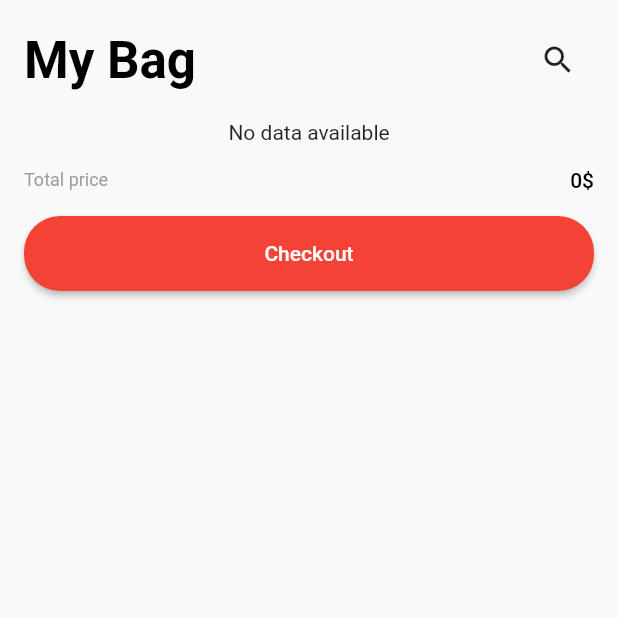
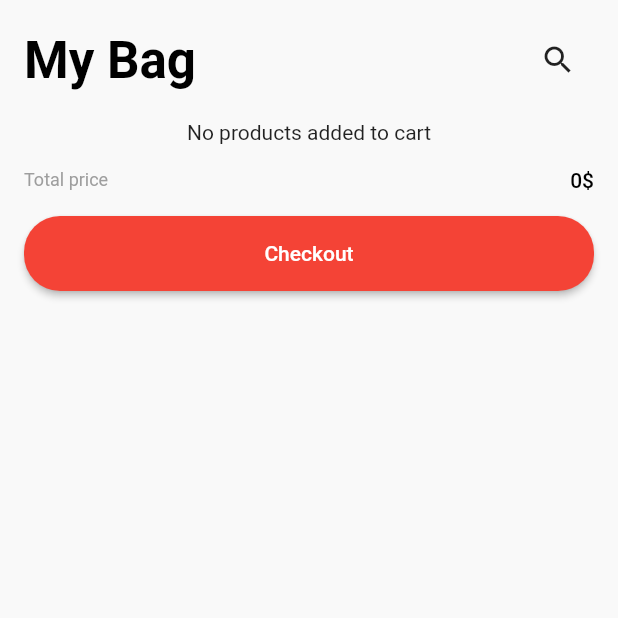
Before and after one commit to AbdullahEmadEldin/E-commerce-app, a Flutter app: the BottomNavBar screen opened directly, item 3 of the bottom bar chosen, after a tap on the "search" icon, on a phone screen of 412 x 824 dp, the top half of it. Run offline on Flutter 3.47's test engine with Material 2 defaults, Android fonts, the phone set to English and light mode, and no system bars; drawn by our look-alikes of persistent_bottom_nav_bar_v2; our stand-ins replace bloc, cloud_firestore, firebase_auth, firebase_core, flutter_bloc, flutter_rating_bar and 1 more; accounts and stored records are empty.

```diff
--- /dev/null
+++ b/lib/business_logic_layer/cart_cubit/cart_cubit.dart
@@ -0,0 +1,52 @@
+import 'dart:async';
+
+import 'package:bloc/bloc.dart';
+import 'package:e_commerce_app/Utilities/constants.dart';
+import 'package:e_commerce_app/data_layer/Models/product.dart';
+import 'package:e_commerce_app/data_layer/Models/user_product.dart';
+import 'package:e_commerce_app/data_layer/repository/firestore_repo.dart';
+import 'package:meta/meta.dart';
+
+part 'cart_state.dart';
+
+class CartCubit extends Cubit<CartState> {
+  final Repository cartRepository;
+  StreamSubscription<List<UserProduct>>? cartStreamSubscription;
+  CartCubit({required this.cartRepository}) : super(CartInitial());
+
+  Future<void> addToCart(Product product, String? dropdownValue) async {
+    try {
+      final userProduct = UserProduct(
+          id: kIdFromDartGenerator(),
+          color: 'color',
+          size: dropdownValue ?? 'size',
+          productID: product.productID,
+          title: product.title,
+          price: product.price,
+          imgUrl: product.imgUrl);
+      await cartRepository.addToCart(userProduct);
+      print('Sucessssssss added to cart');
+      emit(SucessAddToCart());
+    } catch (e) {
+      print('errorrrrrrrrrrrrr add product to cart: ${e.toString()}');
+      emit(FailureAddToCart(errorMsg: e.toString()));
+    }
+  }
+
+  Future<void> getCartProducts() async {
+    emit(LoadingCartProducts());
+    cartStreamSubscription = cartRepository.myBag().listen((cartProducts) {
+      print('Geeeeeeeeeeeeeeeeet Cart products doneeee');
+      emit(SuccessCartProducts(cartProducts: cartProducts));
+    }, onError: (error) {
+      print('erorrrrrrrrr getttting cart products');
+      emit(FailureCartProducts(errorMsg: error.toString()));
+    });
+  }
+
+  @override
+  Future<void> close() {
+    cartStreamSubscription?.cancel();
+    return super.close();
+  }
+}
--- /dev/null
+++ b/lib/business_logic_layer/cart_cubit/cart_state.dart
@@ -0,0 +1,26 @@
+part of 'cart_cubit.dart';
+
+@immutable
+sealed class CartState {}
+
+final class CartInitial extends CartState {}
+
+final class SucessAddToCart extends CartState {}
+
+final class FailureAddToCart extends CartState {
+  final String errorMsg;
+  FailureAddToCart({required this.errorMsg});
+}
+
+///
+final class LoadingCartProducts extends CartState {}
+
+final class SuccessCartProducts extends CartState {
+  final List<UserProduct> cartProducts;
+  SuccessCartProducts({required this.cartProducts});
+}
+
+final class FailureCartProducts extends CartState {
+  final String errorMsg;
+  FailureCartProducts({required this.errorMsg});
+}
--- a/lib/main.dart
+++ b/lib/main.dart
@@ -4,7 +4,6 @@ import 'package:e_commerce_app/data_layer/repository/firestore_repo.dart';
 import 'package:flutter/material.dart';
 import 'package:firebase_core/firebase_core.dart';
 import 'package:flutter_bloc/flutter_bloc.dart';
-import 'package:provider/provider.dart';
 import 'firebase_options.dart';
 
 import 'package:e_commerce_app/Utilities/routes.dart';
@@ -13,6 +12,7 @@ import 'package:e_commerce_app/Utilities/router.dart';
 Future<void> main() async {
   WidgetsFlutterBinding.ensureInitialized();
   await Firebase.initializeApp(options: DefaultFirebaseOptions.currentPlatform);
+
   runApp(const EcommerceApp());
 }
 
--- a/lib/view/Pages/bag_page.dart
+++ /dev/null
@@ -1,98 +0,0 @@
-import 'package:e_commerce_app/data_layer/Models/product.dart';
-import 'package:e_commerce_app/data_layer/Models/user_product.dart';
-import 'package:e_commerce_app/Utilities/routes.dart';
-import 'package:e_commerce_app/view/Widgets/bag_product_tile.dart';
-import 'package:e_commerce_app/view/Widgets/main_button.dart';
-import 'package:e_commerce_app/view/Widgets/two_separateditems_row.dart';
-import 'package:flutter/material.dart';
-import 'package:provider/provider.dart';
-
-import '../../data_layer/repository/firestore_repo.dart';
-
-class BagPage extends StatefulWidget {
-  const BagPage({Key? key}) : super(key: key);
-
-  @override
-  State<BagPage> createState() => _BagPageState();
-}
-
-class _BagPageState extends State<BagPage> {
-  int totalPrice = 0;
-
-//TODO: this explaination from tarek but it just rebuild one time
-  ///why we just calcualte the price inside the listview ?!
-  ///because it's inside a streambuilder and it rebuilds widget continously
-  ///So you can't add set state inside it
-  ///Another Q: why we didn't use initState ??
-  ///because it recalled in the first buid only
-  @override
-  void didChangeDependencies() async {
-    super.didChangeDependencies();
-    final myCart =
-        await Provider.of<Repository>(context, listen: false).myBag().first;
-    myCart.forEach((element) {
-      setState(() {
-        totalPrice += element.price;
-      });
-    });
-  }
-
-  @override
-  Widget build(BuildContext context) {
-    final databaseProvider = Provider.of<Repository>(context);
-    return SafeArea(
-      child: Scaffold(
-        body: Padding(
-          padding: const EdgeInsets.symmetric(horizontal: 16, vertical: 16),
-          child: Column(children: [
-            Row(
-              mainAxisAlignment: MainAxisAlignment.spaceBetween,
-              children: [
-                Text(
-                  'My Bag',
-                  style: Theme.of(context).textTheme.headlineMedium!.copyWith(
-                      color: Colors.black, fontWeight: FontWeight.bold),
-                ),
-                IconButton(onPressed: () {}, icon: Icon(Icons.search))
-              ],
-            ),
-            const SizedBox(height: 16),
-            StreamBuilder<List<UserProduct>>(
-                stream: databaseProvider.myBag(),
-                builder: (context, snapshot) {
-                  if (snapshot.connectionState == ConnectionState.active) {
-                    final cartProducts = snapshot.data;
-                    if (cartProducts == null || cartProducts.isEmpty) {
-                      return const Center(child: Text('No data available'));
-                    }
-                    return Expanded(
-                      child: ListView.builder(
-                        primary: true,
-                        shrinkWrap: true,
-                        itemCount: cartProducts.length,
-                        itemBuilder: (_, index) {
-                          return BagProductTile(product: cartProducts[index]);
-                        },
-                      ),
-                    );
-                  }
-                  return Center(child: CircularProgressIndicator());
-                }),
-            const SizedBox(height: 16),
-            TitleAndValueRow(title: 'Total price', value: '$totalPrice\$'),
-            const SizedBox(height: 16),
-            MainButton(
-              text: 'Checkout',
-              ontap: () {
-                Navigator.of(context, rootNavigator: true).pushNamed(
-                    AppRoutes.chekoutPage,
-                    arguments: databaseProvider);
-              },
-              hasCircularBorder: true,
-            )
-          ]),
-        ),
-      ),
-    );
-  }
-}
--- a/lib/view/Pages/bottom_navbar.dart
+++ b/lib/view/Pages/bottom_navbar.dart
@@ -1,4 +1,4 @@
-import 'package:e_commerce_app/view/Pages/bag_page.dart';
+import 'package:e_commerce_app/view/Pages/cart_page.dart';
 import 'package:e_commerce_app/view/Pages/home_page.dart';
 import 'package:e_commerce_app/view/Pages/profile_page.dart';
 import 'package:flutter/cupertino.dart';
@@ -18,7 +18,7 @@ class _BottomNavBarState extends State<BottomNavBar> {
   ///the buildScreens list and navBarItems list must have the same num of items
   ///and in the desired order because they are linked together
   List<Widget> _buildScreens() {
-    return [HomePage(), Container(), BagPage(), Container(), ProfilePage()];
+    return [HomePage(), Container(), CartPage(), Container(), ProfilePage()];
   }
 
   List<PersistentBottomNavBarItem> _navBarsItems() {
--- /dev/null
+++ b/lib/view/Pages/cart_page.dart
@@ -0,0 +1,130 @@
+import 'package:e_commerce_app/business_logic_layer/cart_cubit/cart_cubit.dart';
+import 'package:e_commerce_app/data_layer/Models/user_product.dart';
+import 'package:e_commerce_app/Utilities/routes.dart';
+import 'package:e_commerce_app/view/Widgets/bag_product_tile.dart';
+import 'package:e_commerce_app/view/Widgets/main_button.dart';
+import 'package:e_commerce_app/view/Widgets/two_separateditems_row.dart';
+import 'package:flutter/material.dart';
+import 'package:flutter_bloc/flutter_bloc.dart';
+import 'package:provider/provider.dart';
+
+import '../../data_layer/repository/firestore_repo.dart';
+
+class CartPage extends StatefulWidget {
+  const CartPage({Key? key}) : super(key: key);
+
+  @override
+  State<CartPage> createState() => _CartPageState();
+}
+
+class _CartPageState extends State<CartPage> {
+  int totalPrice = 0;
+  List<UserProduct> cartProducts = [];
+
+//TODO: this explaination from tarek but it just rebuild one time
+  ///why we just calcualte the price inside the listview ?!
+  ///because it's inside a streambuilder and it rebuilds widget continously
+  ///So you can't add set state inside it
+  ///Another Q: why we didn't use initState ??
+  ///because it recalled in the first buid only
+  @override
+  void didChangeDependencies() async {
+    super.didChangeDependencies();
+    // final myCart =
+    //     await Provider.of<Repository>(context, listen: false).myBag().first;
+    // myCart.forEach((element) {
+    //   setState(() {
+    //     totalPrice += element.price;
+    //   });
+    // });
+  }
+
+  @override
+  Widget build(BuildContext context) {
+    final cartCubit = BlocProvider.of<CartCubit>(context).getCartProducts();
+    //final databaseProvider = Provider.of<Repository>(context);
+    return SafeArea(
+      child: Scaffold(
+        body: Padding(
+          padding: const EdgeInsets.symmetric(horizontal: 16, vertical: 16),
+          child: Column(children: [
+            Row(
+              mainAxisAlignment: MainAxisAlignment.spaceBetween,
+              children: [
+                Text(
+                  'My Bag',
+                  style: Theme.of(context).textTheme.headlineMedium!.copyWith(
+                      color: Colors.black, fontWeight: FontWeight.bold),
+                ),
+                IconButton(onPressed: () {}, icon: Icon(Icons.search))
+              ],
+            ),
+            const SizedBox(height: 16),
+            BlocBuilder<CartCubit, CartState>(builder: (context, state) {
+              if (state is SuccessCartProducts) {
+                cartProducts = state.cartProducts;
+                if (state is LoadingCartProducts) {
+                  return const CircularProgressIndicator.adaptive();
+                } else if (cartProducts.isEmpty) {
+                  return const Center(child: Text('No products added to cart'));
+                } else {
+                  return Expanded(
+                    child: ListView.builder(
+                      primary: true,
+                      shrinkWrap: true,
+                      itemCount: cartProducts.length,
+                      itemBuilder: (_, index) {
+                        return BagProductTile(product: cartProducts[index]);
+                      },
+                    ),
+                  );
+                }
+              } else if (state is FailureCartProducts) {
+                return Center(
+                    child: Text('Error Fetching products: ${state.errorMsg}'));
+              } else {
+                return const Center(
+                    child: Text(
+                        'This is initial state which means unknown problem'));
+              }
+            }),
+
+            // StreamBuilder<List<UserProduct>>(
+            //     stream: databaseProvider.myBag(),
+            //     builder: (context, snapshot) {
+            //       if (snapshot.connectionState == ConnectionState.active) {
+            //         final cartProducts = snapshot.data;
+            //         if (cartProducts == null || cartProducts.isEmpty) {
+            //           return const Center(child: Text('No data available'));
+            //         }
+            //         return Expanded(
+            //           child: ListView.builder(
+            //             primary: true,
+            //             shrinkWrap: true,
+            //             itemCount: cartProducts.length,
+            //             itemBuilder: (_, index) {
+            //               return BagProductTile(product: cartProducts[index]);
+            //             },
+            //           ),
+            //         );
+            //       }
+            //       return Center(child: CircularProgressIndicator());
+            //     }),
+            const SizedBox(height: 16),
+            TitleAndValueRow(title: 'Total price', value: '$totalPrice\$'),
+            const SizedBox(height: 16),
+            MainButton(
+              text: 'Checkout',
+              ontap: () {
+                // Navigator.of(context, rootNavigator: true).pushNamed(
+                //     AppRoutes.chekoutPage,
+                //     arguments: databaseProvider);
+              },
+              hasCircularBorder: true,
+            )
+          ]),
+        ),
+      ),
+    );
+  }
+}
--- a/lib/view/Pages/home_page.dart
+++ b/lib/view/Pages/home_page.dart
@@ -16,8 +16,6 @@ class HomePage extends StatelessWidget {
   Widget build(BuildContext context) {
     BlocProvider.of<ProductCubit>(context).retrieveAllProducts();
     final size = MediaQuery.of(context).size;
-
-    ///to use provider of database you need to make that provider a parent widget
 
     return ListView(
       children: [
@@ -105,7 +103,7 @@ class HomePage extends StatelessWidget {
                                 padding: const EdgeInsets.all(8.0),
                                 child: ProductTileHome(
                                   product: newProducts[index],
-                                  isNew: false,
+                                  isNew: true,
                                 ),
                               ));
                     } else {
```
Also changed, not shown: lib/Utilities/router.dart (+8 -1 lines), lib/view/Pages/landing_page.dart (+7 -0 lines), lib/view/Pages/product_details.dart (+7 -28 lines).
